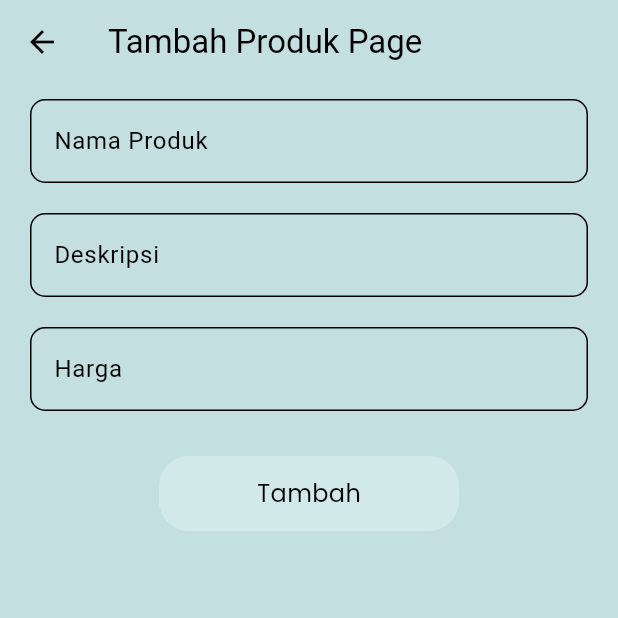
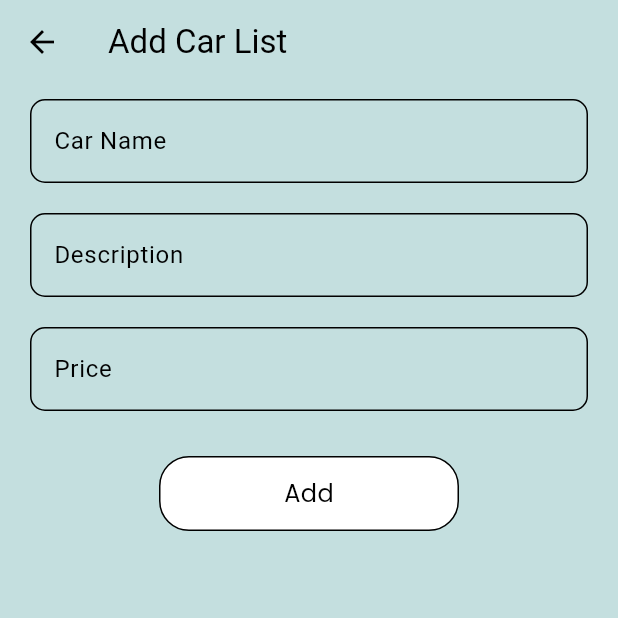
Before and after one commit to DewaJayon/kelompok_empat, a Flutter app: the CreatePage screen opened directly, on a phone screen of 412 x 824 dp, the top half of it. Run offline on Flutter 3.47's test engine with Material 3 defaults, Android fonts, the phone set to English and light mode, and no system bars; our stand-ins replace awesome_snackbar_content, banner_carousel, flutter_native_splash, google_fonts, google_nav_bar, introduction_screen; statements that could not run were skipped.

Commit message:
add car list

```diff
--- a/lib/pages/create_page.dart
+++ b/lib/pages/create_page.dart
@@ -66,7 +66,7 @@ class _CreatePageState extends State<CreatePage> {
       appBar: AppBar(
         backgroundColor: Colors.transparent,
         title: Text(
-          'Tambah Produk Page',
+          'Add Car List',
           style: TextStyle(color: Theme.of(context).colorScheme.inversePrimary),
         ),
       ),
@@ -78,31 +78,31 @@ class _CreatePageState extends State<CreatePage> {
             children: [
               CustomTextField(
                 controller: _namaController,
-                label: "Nama Produk",
+                label: "Car Name",
                 validator: (value) {
                   if (value == null || value.isEmpty) {
-                    return 'Masukkan Nama Produk';
+                    return 'Input Car Name';
                   }
                   return null;
                 },
               ),
               CustomTextField(
                 controller: _deskripsiController,
-                label: "Deskripsi",
+                label: "Description",
                 validator: (value) {
                   if (value == null || value.isEmpty) {
-                    return 'Masukkan Deskripsi';
+                    return 'Input Description';
                   }
                   return null;
                 },
               ),
               CustomTextField(
                 controller: _hargaController,
-                label: "Harga",
+                label: "Price",
                 keyboardType: TextInputType.number,
                 validator: (value) {
                   if (value == null || value.isEmpty) {
-                    return 'Masukkan Harga';
+                    return 'Input Price';
                   }
                   return null;
                 },
@@ -112,7 +112,7 @@ class _CreatePageState extends State<CreatePage> {
                 onTap: () {
                   _createProduct();
                 },
-                text: "Tambah",
+                text: "Add",
               ),
             ],
           ),
--- a/lib/themes/theme.dart
+++ b/lib/themes/theme.dart
@@ -5,7 +5,7 @@ ThemeData lightMode = ThemeData(
   colorScheme: const ColorScheme.light(
     background: Color(0xFFC4DFDF),
     inversePrimary: Colors.black,
-    primary: Color(0xFFD2E9E9),
+    primary: Colors.white,
     secondary: Color(0xFFE3F4F4),
   ),
 );
--- a/lib/widgets/tombol.dart
+++ b/lib/widgets/tombol.dart
@@ -21,9 +21,9 @@ class Tombol extends StatelessWidget {
         width: 200,
         height: 50,
         decoration: BoxDecoration(
-          borderRadius: BorderRadius.circular(20),
-          color: Theme.of(context).colorScheme.primary,
-        ),
+            borderRadius: BorderRadius.circular(20),
+            color: Theme.of(context).colorScheme.primary,
+            border: Border.all(color: Colors.black)),
         child: Center(
           child: Text(
             text,
```
Also changed, not shown: lib/pages/home_page.dart (+0 -14 lines).
